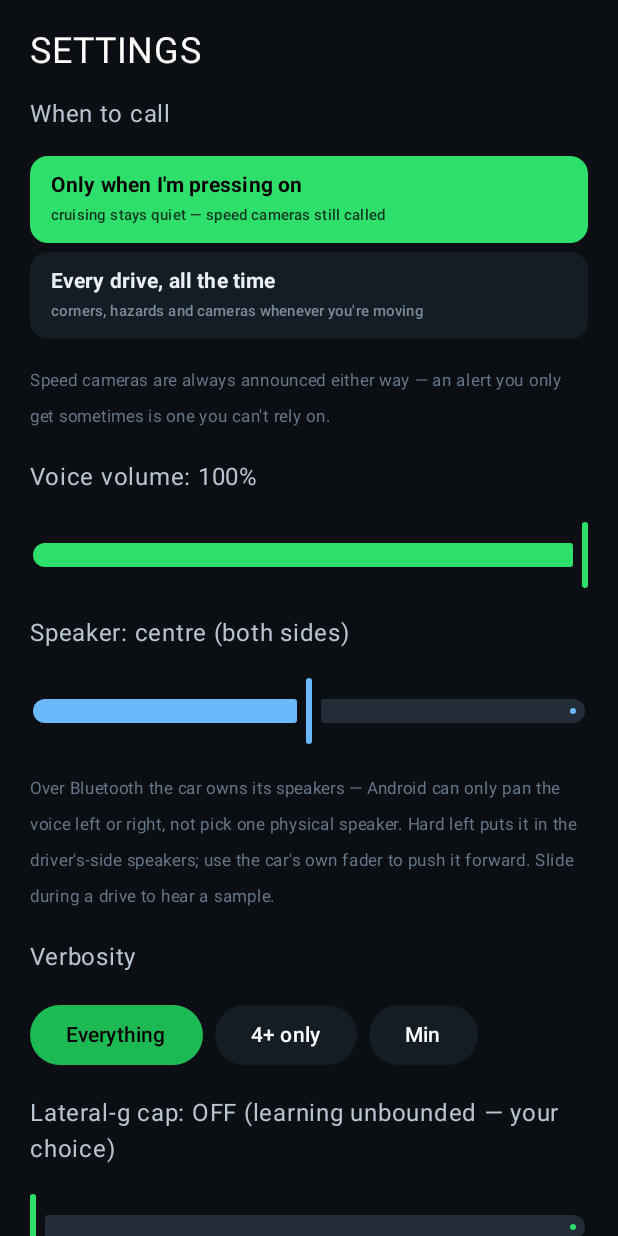
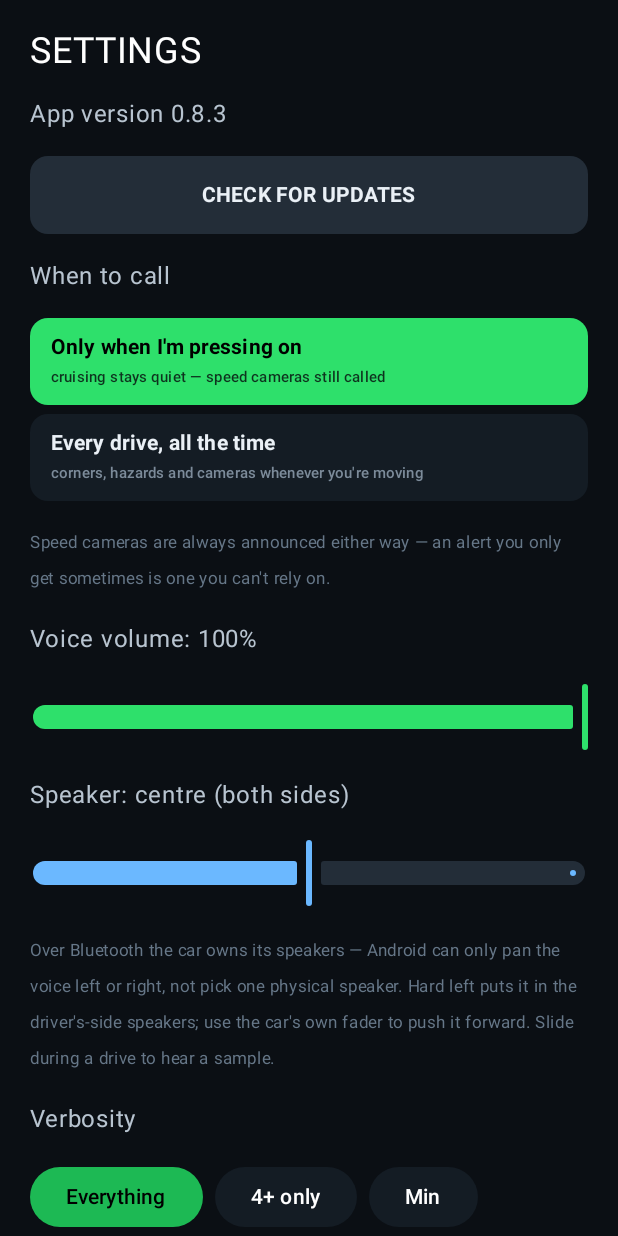
Before and after one commit to thelordsnoopy/rally-copilot, an Android app built with Jetpack Compose: the SettingsScreen screen opened through its navigation route, on a phone screen of 412 x 824 dp. Run offline under Robolectric (Android 15) with nearby library versions, the phone set to English and light mode, and no system bars.

Commit message:
v0.8.3: manual "check for updates" button
Settings now shows the installed version with a CHECK FOR UPDATES button, so a
new release can be picked up without relaunching the app (the only check until
now ran once in onCreate).

Updater.checkNow returns a typed result instead of a nullable, because a manual
check has to say WHY it found nothing — "up to date" and "couldn't reach
GitHub" were previously indistinguishable, and a button that silently does
nothing reads as broken. Network failures are reported in plain words ("no
internet connection", "GitHub timed out"). The silent launch check keeps
ignoring failures.

Once a release is found the same button becomes INSTALL vX.Y.Z.

Co-Authored-By: Claude Fable 5 <noreply@anthropic.com>

```diff
--- a/app/build.gradle.kts
+++ b/app/build.gradle.kts
@@ -12,8 +12,8 @@ android {
         applicationId = "com.rallycopilot.app"
         minSdk = 26
         targetSdk = 34
-        versionCode = 13
-        versionName = "0.8.2"
+        versionCode = 14
+        versionName = "0.8.3"
     }
 
     buildTypes {
--- a/app/src/main/kotlin/com/rallycopilot/app/MainActivity.kt
+++ b/app/src/main/kotlin/com/rallycopilot/app/MainActivity.kt
@@ -97,11 +97,35 @@ class MainActivity : ComponentActivity() {
     /** Set when a newer release has been downloaded and is ready to install. */
     val updateReady = androidx.compose.runtime.mutableStateOf<com.rallycopilot.app.update.Updater.Available?>(null)
 
-    private fun checkForUpdates() {
+    /** Human-readable outcome of the last manual check, for the settings screen. */
+    val updateStatus = androidx.compose.runtime.mutableStateOf<String?>(null)
+    val updateChecking = androidx.compose.runtime.mutableStateOf(false)
+
+    /**
+     * [manual] checks report their outcome; the silent check at launch does not,
+     * because "couldn't reach GitHub" is not worth interrupting a drive over.
+     */
+    fun checkForUpdates(manual: Boolean = false) {
+        if (updateChecking.value) return
+        updateChecking.value = true
+        if (manual) updateStatus.value = "checking…"
         lifecycleScope.launch {
-            updateReady.value = com.rallycopilot.app.update.Updater.check(
+            val result = com.rallycopilot.app.update.Updater.checkNow(
                 this@MainActivity, BuildConfig.VERSION_NAME
             )
+            when (result) {
+                is com.rallycopilot.app.update.Updater.Result.Update -> {
+                    updateReady.value = result.available
+                    updateStatus.value = "v${result.available.version} downloaded — tap to install"
+                }
+                is com.rallycopilot.app.update.Updater.Result.UpToDate -> {
+                    updateReady.value = null
+                    if (manual) updateStatus.value = "up to date (v${result.version})"
+                }
+                is com.rallycopilot.app.update.Updater.Result.Failed ->
+                    if (manual) updateStatus.value = "couldn't check: ${result.reason}"
+            }
+            updateChecking.value = false
         }
     }
 
@@ -455,6 +479,38 @@ fun SettingsScreen(activity: MainActivity) {
     ) {
         Text("SETTINGS", color = Color.White, fontSize = 24.sp)
 
+        // ---- updates ----
+        val checking by activity.updateChecking
+        val status by activity.updateStatus
+        val ready by activity.updateReady
+        Text("App version ${BuildConfig.VERSION_NAME}", color = Color(0xFFB8C4D0))
+        Button(
+            onClick = {
+                if (ready != null) com.rallycopilot.app.update.Updater.install(activity, ready!!)
+                else activity.checkForUpdates(manual = true)
+            },
+            enabled = !checking,
+            modifier = Modifier.fillMaxWidth().height(52.dp),
+            shape = RoundedCornerShape(12.dp),
+            colors = ButtonDefaults.buttonColors(
+                containerColor = if (ready != null) Color(0xFF6BB8FF) else Color(0xFF232D38),
+                disabledContainerColor = Color(0xFF1A222B),
+            ),
+        ) {
+            Text(
+                when {
+                    checking -> "CHECKING…"
+                    ready != null -> "INSTALL v${ready!!.version}"
+                    else -> "CHECK FOR UPDATES"
+                },
+                fontSize = 14.sp, fontWeight = FontWeight.Bold,
+                color = if (ready != null) Color(0xFF06080B) else Color(0xFFEAF0F6),
+            )
+        }
+        status?.let {
+            Text(it, color = if (ready != null) Color(0xFF6BB8FF) else Color(0xFF667788), fontSize = 12.sp)
+        }
+
         // ---- when does the co-driver talk? ----
         var speakMode by remember { mutableStateOf(db.kvGet("speak_mode") ?: "smart") }
         Text("When to call", color = Color(0xFFB8C4D0))
--- a/app/src/main/kotlin/com/rallycopilot/app/update/Updater.kt
+++ b/app/src/main/kotlin/com/rallycopilot/app/update/Updater.kt
@@ -22,8 +22,23 @@ object Updater {
 
     data class Available(val version: String, val apkFile: File, val notes: String)
 
+    /**
+     * Outcome of a check. A manual check needs to say WHY it found nothing —
+     * "you're up to date" and "I couldn't reach GitHub" look identical otherwise,
+     * and a silent no-op is exactly what makes a button feel broken.
+     */
+    sealed class Result {
+        data class Update(val available: Available) : Result()
+        data class UpToDate(val version: String) : Result()
+        data class Failed(val reason: String) : Result()
+    }
+
     /** Returns a downloaded, ready-to-install update, or null if we're current. */
-    suspend fun check(context: Context, currentVersion: String): Available? = withContext(Dispatchers.IO) {
+    suspend fun check(context: Context, currentVersion: String): Available? =
+        (checkNow(context, currentVersion) as? Result.Update)?.available
+
+    /** As [check], but reports the reason when no update comes back. */
+    suspend fun checkNow(context: Context, currentVersion: String): Result = withContext(Dispatchers.IO) {
         try {
             val conn = URL(API).openConnection() as HttpURLConnection
             conn.connectTimeout = 8000
@@ -34,9 +49,11 @@ object Updater {
 
             val json = JSONObject(body)
             val tag = json.optString("tag_name").removePrefix("v")
-            if (tag.isEmpty() || !isNewer(tag, currentVersion)) return@withContext null
+            if (tag.isEmpty()) return@withContext Result.Failed("no release found")
+            if (!isNewer(tag, currentVersion)) return@withContext Result.UpToDate(currentVersion)
 
-            val assets = json.optJSONArray("assets") ?: return@withContext null
+            val assets = json.optJSONArray("assets")
+                ?: return@withContext Result.Failed("release v$tag has no files")
             var apkUrl: String? = null
             for (i in 0 until assets.length()) {
                 val a = assets.getJSONObject(i)
@@ -44,7 +61,7 @@ object Updater {
                     apkUrl = a.optString("browser_download_url"); break
                 }
             }
-            apkUrl ?: return@withContext null
+            apkUrl ?: return@withContext Result.Failed("release v$tag has no APK")
 
             val dir = File(context.cacheDir, "updates").apply { mkdirs() }
             val out = File(dir, "update-$tag.apk")
@@ -75,9 +92,17 @@ object Updater {
             // Clean older cached updates.
             dir.listFiles()?.forEach { if (it != out) it.delete() }
 
-            Available(tag, out, json.optString("body", ""))
-        } catch (_: Exception) {
-            null // offline, rate-limited, or bad payload — silently stay current
+            Result.Update(Available(tag, out, json.optString("body", "")))
+        } catch (e: Exception) {
+            // Offline, rate-limited, or a bad payload. The launch check ignores this
+            // and stays current; a manual check surfaces it.
+            Result.Failed(
+                when (e) {
+                    is java.net.UnknownHostException -> "no internet connection"
+                    is java.net.SocketTimeoutException -> "GitHub timed out"
+                    else -> e.message?.take(60) ?: "check failed"
+                }
+            )
         }
     }
 
```
